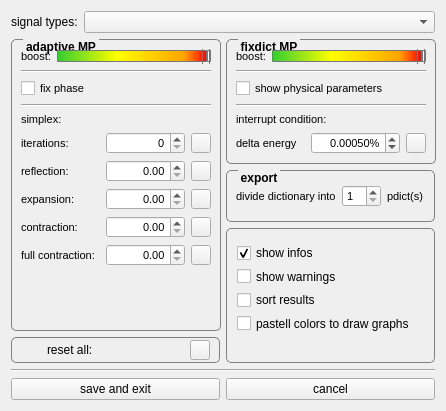
First picture: the form in applications/mne_matching_pursuit/settingwindow.ui, repository mne-tools/mne-cpp, before the edit.
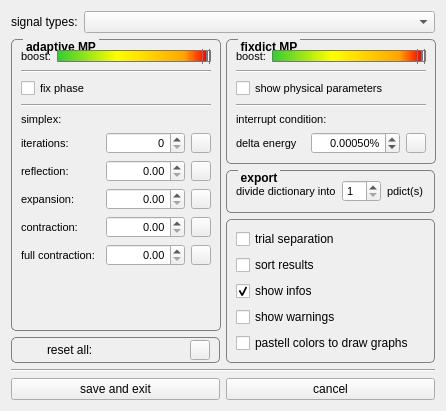
Second picture: the form after the edit. Icons and pictures are not drawn.

Commit message: add: trial separation in adaptive mp

What changed in the file:
```diff
--- a/applications/mne_matching_pursuit/settingwindow.ui
+++ b/applications/mne_matching_pursuit/settingwindow.ui
@@ -25,7 +25,7 @@
   <property name="maximumSize">
    <size>
     <width>446</width>
-    <height>411</height>
+    <height>4411</height>
    </size>
   </property>
   <property name="windowTitle">
@@ -1219,30 +1219,25 @@
        <property name="title">
         <string/>
        </property>
-       <widget class="QWidget" name="gridLayoutWidget">
-        <property name="geometry">
-         <rect>
-          <x>2</x>
-          <y>16</y>
-          <width>211</width>
-          <height>88</height>
-         </rect>
-        </property>
-        <layout class="QGridLayout" name="gridLayout_5">
-         <property name="leftMargin">
-          <number>9</number>
-         </property>
-         <item row="1" column="0">
-          <widget class="QCheckBox" name="chb_show_warnings">
+       <layout class="QVBoxLayout" name="verticalLayout_3">
+        <item>
+         <widget class="QCheckBox" name="chb_trial_separation">
+          <property name="text">
+           <string>trial separation</string>
+          </property>
+         </widget>
+        </item>
+        <item>
+         <widget class="QCheckBox" name="chb_sort_results">
            <property name="toolTip">
             <string>&lt;html&gt;&lt;head/&gt;&lt;body&gt;&lt;p&gt;&lt;span style=&quot; font-weight:600;&quot;&gt;show warnings&lt;/span&gt;&lt;/p&gt;&lt;p&gt;...dis-/ enable popup warnings&lt;/p&gt;&lt;/body&gt;&lt;/html&gt;</string>
            </property>
            <property name="text">
-            <string>show warnings</string>
+           <string>sort results</string>
            </property>
           </widget>
          </item>
-         <item row="0" column="0">
+        <item>
           <widget class="QCheckBox" name="chb_show_infos">
            <property name="toolTip">
             <string>&lt;html&gt;&lt;head/&gt;&lt;body&gt;&lt;p&gt;&lt;span style=&quot; font-weight:600;&quot;&gt;show infos&lt;/span&gt;&lt;/p&gt;&lt;p&gt;...display status information to the bottom of the toolbox&lt;/p&gt;&lt;/body&gt;&lt;/html&gt;</string>
@@ -1255,8 +1250,18 @@
            </property>
           </widget>
          </item>
-         <item row="3" column="0">
-          <widget class="QCheckBox" name="cb_color_scheme">
+        <item>
+         <widget class="QCheckBox" name="chb_show_warnings">
+          <property name="toolTip">
+           <string>&lt;html&gt;&lt;head/&gt;&lt;body&gt;&lt;p&gt;&lt;span style=&quot; font-weight:600;&quot;&gt;show warnings&lt;/span&gt;&lt;/p&gt;&lt;p&gt;...dis-/ enable popup warnings&lt;/p&gt;&lt;/body&gt;&lt;/html&gt;</string>
+          </property>
+          <property name="text">
+           <string>show warnings</string>
+          </property>
+         </widget>
+        </item>
+        <item>
+         <widget class="QCheckBox" name="chb_color_scheme">
            <property name="toolTip">
             <string>&lt;html&gt;&lt;head/&gt;&lt;body&gt;&lt;p&gt;&lt;span style=&quot; font-weight:600;&quot;&gt;pastell colors to draw graphs&lt;/span&gt;&lt;/p&gt;&lt;p&gt;...change color scheme for drawings&lt;/p&gt;&lt;/body&gt;&lt;/html&gt;</string>
            </property>
@@ -1265,18 +1270,7 @@
            </property>
           </widget>
          </item>
-         <item row="2" column="0">
-          <widget class="QCheckBox" name="chb_sort_results">
-           <property name="toolTip">
-            <string>&lt;html&gt;&lt;head/&gt;&lt;body&gt;&lt;p&gt;&lt;span style=&quot; font-weight:600;&quot;&gt;sort results&lt;/span&gt;&lt;/p&gt;&lt;p&gt;...sort resultlist by declining energy&lt;/p&gt;&lt;/body&gt;&lt;/html&gt;</string>
-           </property>
-           <property name="text">
-            <string>sort results</string>
-           </property>
-          </widget>
-         </item>
-        </layout>
-       </widget>
+       </layout>
       </widget>
      </item>
     </layout>
```
Left out of the diff: 4 changed lines with no effect on the pictures. Lines whose indentation alone changed are shown as unchanged. The commit also changes 5 other files.
